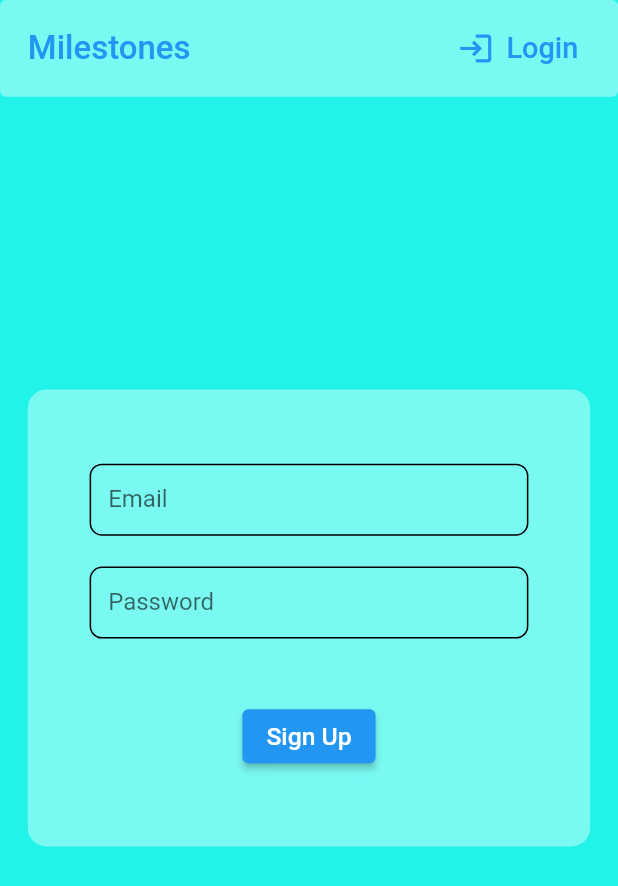
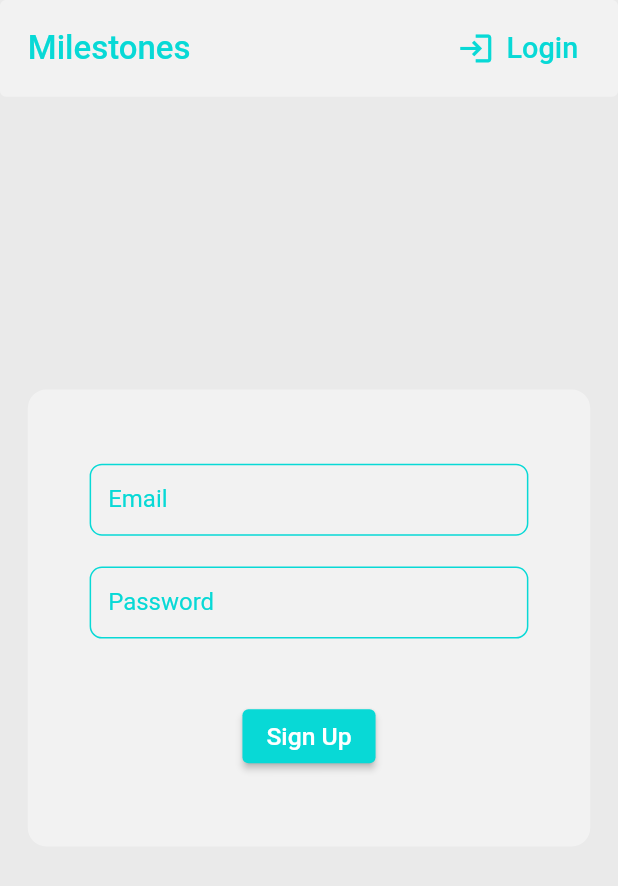
Before and after one commit to adizcode/milestones, a Flutter app: the screen it shows after launch, after a tap on "Sign In", after a tap on "Register", on a phone screen of 412 x 824 dp. Shown: the top 886 px of the screen. Run offline on Flutter 3.47's test engine with Material 2 defaults, Android fonts, the phone set to English and light mode, and no system bars; our stand-ins replace cloud_firestore, firebase_auth, firebase_core, google_fonts, sizer, step_progress_indicator; accounts and stored records are empty.

Commit message:
Make colors consistent througout app

```diff
--- a/lib/screens/authenticate/login/login.dart
+++ b/lib/screens/authenticate/login/login.dart
@@ -39,6 +39,7 @@ class _LoginScreenState extends State<LoginScreen> {
             decoration: textInputDecoration.copyWith(
               labelText: 'Email',
             ),
+            cursorColor: colorPrimary,
           ),
           SizedBox(
             height: 5.w,
@@ -49,6 +50,7 @@ class _LoginScreenState extends State<LoginScreen> {
             decoration: textInputDecoration.copyWith(
               labelText: 'Password',
             ),
+            cursorColor: colorPrimary,
             obscureText: true,
           ),
           SizedBox(
@@ -68,6 +70,7 @@ class _LoginScreenState extends State<LoginScreen> {
               'Sign In',
               style: TextStyle(fontSize: 12.sp),
             ),
+            style: ElevatedButton.styleFrom(primary: colorPrimary),
           ),
         ],
       ),
--- a/lib/screens/authenticate/register/register.dart
+++ b/lib/screens/authenticate/register/register.dart
@@ -39,6 +39,7 @@ class _RegisterScreenState extends State<RegisterScreen> {
             decoration: textInputDecoration.copyWith(
               labelText: 'Email',
             ),
+            cursorColor: colorPrimary,
           ),
           SizedBox(
             height: 5.w,
@@ -49,6 +50,7 @@ class _RegisterScreenState extends State<RegisterScreen> {
             decoration: textInputDecoration.copyWith(
               labelText: 'Password',
             ),
+            cursorColor: colorPrimary,
             obscureText: true,
           ),
           SizedBox(
@@ -68,6 +70,7 @@ class _RegisterScreenState extends State<RegisterScreen> {
               'Sign Up',
               style: TextStyle(fontSize: 12.sp),
             ),
+            style: ElevatedButton.styleFrom(primary: colorPrimary),
           ),
         ],
       ),
--- a/lib/screens/home/widgets/milestones_draggable_scrollable_sheet.dart
+++ b/lib/screens/home/widgets/milestones_draggable_scrollable_sheet.dart
@@ -163,6 +163,7 @@ class _MilestonesDraggableScrollableSheetState
             child: FloatingActionButton(
               onPressed: onPressed,
               child: const Icon(Icons.add),
+              backgroundColor: colorPrimary,
             ),
           ),
         ),
@@ -193,7 +194,13 @@ class _MilestonesDraggableScrollableSheetState
                   onChanged: (task) => _milestoneTask = task,
                   validator: emptyTextValidator,
                   decoration: textInputDecoration.copyWith(
-                      labelText: 'What did you achieve?'),
+                    labelText: 'What did you achieve?',
+                    labelStyle: GoogleFonts.poppins(
+                      color: colorPrimary,
+                      fontSize: 12.sp,
+                    ),
+                  ),
+                  cursorColor: colorPrimary,
                 ),
                 SizedBox(
                   height: 1.5.h,
@@ -219,6 +226,7 @@ class _MilestonesDraggableScrollableSheetState
                   ),
                   style: ElevatedButton.styleFrom(
                     fixedSize: Size.fromHeight(5.h),
+                    primary: colorPrimary,
                   ),
                 ),
               ],
--- a/lib/shared/constants.dart
+++ b/lib/shared/constants.dart
@@ -2,8 +2,9 @@ import 'package:flutter/material.dart';
 import 'package:sizer/sizer.dart';
 
 // Colors
-const colorPrimary = Color(0xFF2196F3);
-const colorBackground = Color(0xFF21F3E9);
+const colorPrimary = Color(0xFF08D9D6);
+const colorBackground = Color(0xFFEAEAEA);
+const colorAccent = Color(0xFFFF2E63);
 
 // Properties
 final borderRadius = 4.h;
@@ -12,6 +13,7 @@ final borderRadius = 4.h;
 final textInputDecoration = InputDecoration(
   contentPadding: EdgeInsets.symmetric(horizontal: 3.w),
   enabledBorder: OutlineInputBorder(
+    borderSide: const BorderSide(color: colorPrimary, width: 1),
     borderRadius: BorderRadius.circular(2.w),
   ),
   focusedBorder: OutlineInputBorder(
@@ -19,12 +21,13 @@ final textInputDecoration = InputDecoration(
     borderRadius: BorderRadius.circular(2.w),
   ),
   errorBorder: OutlineInputBorder(
-    borderSide: const BorderSide(color: Colors.pink),
+    borderSide: const BorderSide(color: colorAccent),
     borderRadius: BorderRadius.circular(2.w),
   ),
   focusedErrorBorder: OutlineInputBorder(
-    borderSide: const BorderSide(color: Colors.pink),
+    borderSide: const BorderSide(color: colorAccent),
     borderRadius: BorderRadius.circular(2.w),
   ),
-  errorStyle: const TextStyle(color: Colors.pink),
+  errorStyle: const TextStyle(color: colorAccent),
+  labelStyle: const TextStyle(color: colorPrimary),
 );
--- a/lib/widgets/milestones_bar.dart
+++ b/lib/widgets/milestones_bar.dart
@@ -38,11 +38,13 @@ class MilestonesBar extends StatelessWidget {
               icon: Icon(
                 actionIcon,
                 size: 6.w,
+                color: colorPrimary,
               ),
               label: Text(
                 actionLabel,
                 style: TextStyle(
                   fontSize: 14.sp,
+                  color: colorPrimary,
                 ),
               ),
             ),
```
